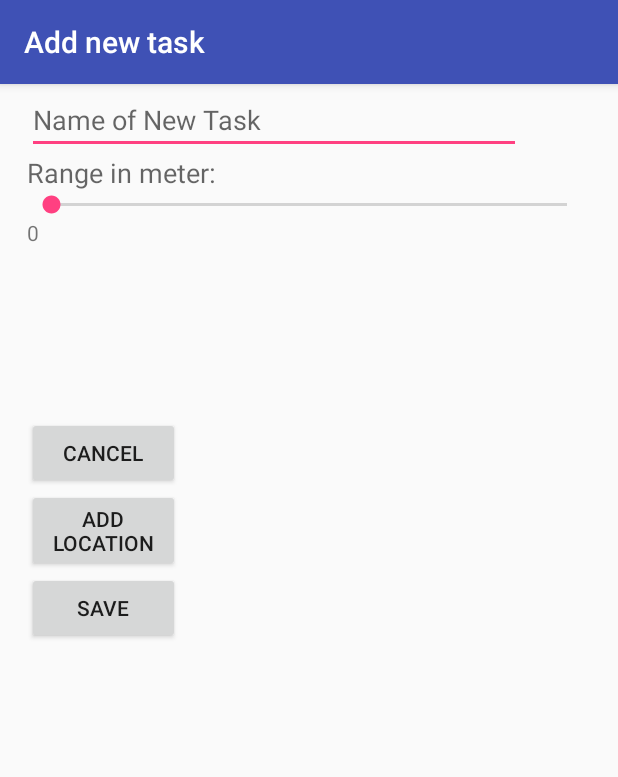
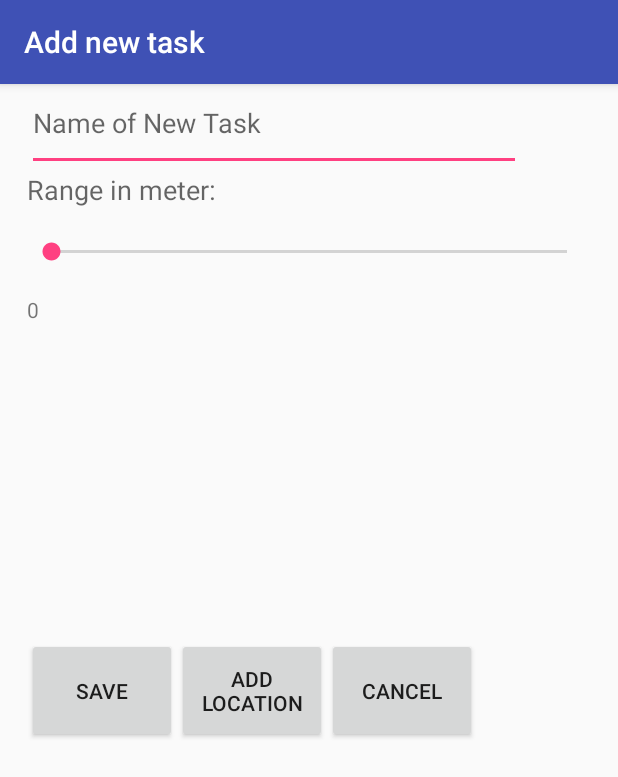
Before and after one commit to matsair/NutSmoothie, an Android app: the NewTaskActivity screen opened directly, with no data from a screen before it, on a phone screen of 412 x 824 dp. Shown: the top 777 px of the screen. Run offline under Robolectric (Android 15) with nearby library versions, the light colour scheme and no system bars.

Commit message:
fixed new task locationlist

```diff
--- a/app/src/main/java/de/nutboyz/nutsmoothie/NewTaskActivity.java
+++ b/app/src/main/java/de/nutboyz/nutsmoothie/NewTaskActivity.java
@@ -1,10 +1,10 @@
 package de.nutboyz.nutsmoothie;
 
 import android.content.Intent;
-import android.net.Uri;
 import android.os.Bundle;
 import android.support.v7.app.AppCompatActivity;
 import android.support.v7.widget.Toolbar;
+import android.util.Log;
 import android.view.View;
 import android.widget.ArrayAdapter;
 import android.widget.Button;
@@ -12,10 +12,6 @@ import android.widget.EditText;
 import android.widget.ListView;
 import android.widget.SeekBar;
 import android.widget.TextView;
-
-import com.google.android.gms.appindexing.Action;
-import com.google.android.gms.appindexing.AppIndex;
-import com.google.android.gms.common.api.GoogleApiClient;
 
 import java.util.ArrayList;
 import java.util.List;
@@ -31,53 +27,50 @@ import de.nutboyz.nutsmoothie.database.TaskLocationsDataSource;
  */
 public class NewTaskActivity extends AppCompatActivity {
 
+    private final String TAG = getClass().getSimpleName();
+
     public Button btn_save, btn_cancel, btn_addLocation;
     public EditText reminderName;
     public SeekBar seekbar;
     public ListView listView;
 
-    private ArrayAdapter<NutLocation> adapter;
     private ArrayList<NutLocation> locationList = new ArrayList<>();
 
     public Task task;
     Bundle extras;
-    /**
-     * ATTENTION: This was auto-generated to implement the App Indexing API.
-     * See https://g.co/AppIndexing/AndroidStudio for more information.
-     */
-    private GoogleApiClient client;
 
     @Override
     protected void onCreate(Bundle savedInstanceState) {
-        try {
         super.onCreate(savedInstanceState);
         setContentView(R.layout.newtask_activity);
         Toolbar toolbar = (Toolbar) findViewById(R.id.toolbar);
         setSupportActionBar(toolbar);
 
-            buildAdapter();
+        TextView reminderLocations = (TextView) findViewById(R.id.newtask_liview_loc_list_title);
+        reminderLocations.setVisibility(View.INVISIBLE);
 
         listView = (ListView) findViewById(R.id.newtask_liview_loc_list);
-            listView.setAdapter(adapter);
 
-            seekbar = (SeekBar)findViewById(R.id.newtask_seek);
+        seekbar = (SeekBar) findViewById(R.id.newtask_seek);
 
         extras = getIntent().getExtras();
         if (extras != null) {
             task = new Task(Integer.valueOf(extras.getString("task")));
             List<NutLocation> nutLocationList = getTaskLocations(task);
 
-                List<String> stringNutLocationList = new ArrayList<String>();
-                for (NutLocation nutLocation : nutLocationList)
-                    stringNutLocationList.add(nutLocation.getName());
+            for (NutLocation nutLocation : nutLocationList) {
+                Log.i(TAG, "Task locaton list: " + nutLocation.getName());
+                locationList.add(nutLocation);
+            }
 
-                String[] stockArr = new String[nutLocationList.size()];
-                stockArr = stringNutLocationList.toArray(stockArr);
+            reminderLocations.setVisibility(View.VISIBLE);
 
-                listView.setAdapter(new ArrayAdapter<String>(this, android.R.layout.simple_list_item_1, stockArr));
+            listView.setAdapter(new ArrayAdapter<>(this, android.R.layout.simple_list_item_1, locationList));
 
             TaskDataSource taskDataSource = new TaskDataSource(this);
+            taskDataSource.open();
             List<Task> taskList = taskDataSource.getAllTasks();
+            taskDataSource.close();
 
             for(Task task : taskList){
                 if(task.getId() == this.task.getId()){
@@ -134,9 +127,12 @@ public class NewTaskActivity extends AppCompatActivity {
         btn_addLocation.setOnClickListener(new View.OnClickListener() {
             @Override
             public void onClick(View v) {
+
+                if (extras == null) {
                     reminderName = (EditText) findViewById(R.id.newtask_edtext_task);
 
                     task = saveTaskName(reminderName.getText().toString(), seekbar.getProgress());
+                }
 
                 Intent i = new Intent(getApplicationContext(), LocationListActivity.class);
 
@@ -153,12 +149,6 @@ public class NewTaskActivity extends AppCompatActivity {
                 logout();
             }
         });
-        } catch (Exception e) {
-            e.getMessage();
-        }
-        // ATTENTION: This was auto-generated to implement the App Indexing API.
-        // See https://g.co/AppIndexing/AndroidStudio for more information.
-        client = new GoogleApiClient.Builder(this).addApi(AppIndex.API).build();
     }
 
     public void saveLocationToTask(Task task, List<NutLocation> nutLocationList){
@@ -211,49 +201,11 @@ public class NewTaskActivity extends AppCompatActivity {
     @Override
     public void onStart() {
         super.onStart();
-
-        // ATTENTION: This was auto-generated to implement the App Indexing API.
-        // See https://g.co/AppIndexing/AndroidStudio for more information.
-        client.connect();
-        Action viewAction = Action.newAction(
-                Action.TYPE_VIEW, // TODO: choose an action type.
-                "NewTask Page", // TODO: Define a title for the content shown.
-                // TODO: If you have web page content that matches this app activity's content,
-                // make sure this auto-generated web page URL is correct.
-                // Otherwise, set the URL to null.
-                Uri.parse("http://host/path"),
-                // TODO: Make sure this auto-generated app URL is correct.
-                Uri.parse("android-app://de.nutboyz.nutsmoothie/http/host/path")
-        );
-        AppIndex.AppIndexApi.start(client, viewAction);
     }
 
     @Override
     public void onStop() {
         super.onStop();
-
-        // ATTENTION: This was auto-generated to implement the App Indexing API.
-        // See https://g.co/AppIndexing/AndroidStudio for more information.
-        Action viewAction = Action.newAction(
-                Action.TYPE_VIEW, // TODO: choose an action type.
-                "NewTask Page", // TODO: Define a title for the content shown.
-                // TODO: If you have web page content that matches this app activity's content,
-                // make sure this auto-generated web page URL is correct.
-                // Otherwise, set the URL to null.
-                Uri.parse("http://host/path"),
-                // TODO: Make sure this auto-generated app URL is correct.
-                Uri.parse("android-app://de.nutboyz.nutsmoothie/http/host/path")
-        );
-        AppIndex.AppIndexApi.end(client, viewAction);
-        client.disconnect();
-    }
-
-    public void buildAdapter(){
-        adapter = new ArrayAdapter<>(
-                this,               // context for the activity
-                android.R.layout.simple_list_item_1,      // layout to use (create)
-                locationList        // items to be displayed
-        );
     }
 
 
--- a/app/src/main/res/layout/newtask_activity.xml
+++ b/app/src/main/res/layout/newtask_activity.xml
@@ -36,21 +36,21 @@
             android:id="@+id/view_search"
             android:layout_width="wrap_content"
             android:layout_height="wrap_content"
+            android:paddingBottom="@dimen/activity_vertical_margin"
             android:text="New Task" />
 
         <EditText
             android:id="@+id/newtask_edtext_task"
             android:layout_width="329dp"
             android:layout_height="wrap_content"
-            android:layout_below="@+id/task_list"
-            android:layout_marginTop="18dp"
-            android:ems="10"
+            android:paddingBottom="@dimen/activity_vertical_margin"
             android:hint="Name of New Task"
             android:text="" />
 
         <TextView
             android:layout_width="324dp"
             android:layout_height="wrap_content"
+            android:paddingBottom="@dimen/activity_vertical_margin"
             android:textAppearance="?android:attr/textAppearanceMedium"
             android:text="Range in meter:"
             android:id="@+id/newtask_text_range" />
@@ -58,6 +58,7 @@
         <SeekBar
             android:layout_width="match_parent"
             android:layout_height="wrap_content"
+            android:paddingBottom="@dimen/activity_vertical_margin"
             android:id="@+id/newtask_seek"
             android:max="500"
             android:layout_gravity="center_horizontal" />
@@ -66,35 +67,47 @@
             android:id="@+id/seekbar_range_text"
             android:layout_width="wrap_content"
             android:layout_height="wrap_content"
+            android:paddingBottom="@dimen/activity_vertical_margin"
             android:text="0" />
+
+        <TextView
+            android:id="@+id/newtask_liview_loc_list_title"
+            android:layout_width="wrap_content"
+            android:layout_height="wrap_content"
+            android:paddingBottom="@dimen/activity_vertical_margin"
+            android:text="Reminder Locations" />
 
         <ListView
             android:id="@+id/newtask_liview_loc_list"
             android:layout_width="match_parent"
-            android:layout_height="wrap_content"
+            android:layout_height="150dp"
             android:layout_gravity="center_horizontal" />
 
-        <Button
-            android:id="@+id/newtask_btn_cancel"
-            android:layout_width="102dp"
-            android:layout_height="wrap_content"
-            android:layout_below="@+id/newtask_liview_loc_list"
-            android:layout_marginTop="113dp"
-            android:text="Cancel" />
+        <RelativeLayout
+            android:layout_width="wrap_content"
+            android:layout_height="wrap_content">
 
-        <Button
-            android:id="@+id/newtask_btn_addLoc"
-            android:layout_width="102dp"
-            android:layout_height="wrap_content"
-            android:layout_alignRight="@+id/newtask_btn_cancel"
-            android:text="add Location" />
+            <Button
+                android:id="@+id/newtask_btn_save"
+                android:layout_width="100dp"
+                android:layout_height="70dp"
+                android:text="Save" />
 
-        <Button
-            android:id="@+id/newtask_btn_save"
-            android:layout_width="102dp"
-            android:layout_height="wrap_content"
-            android:layout_alignRight="@+id/newtask_btn_addLoc"
-            android:text="Save" />
+            <Button
+                android:id="@+id/newtask_btn_addLoc"
+                android:layout_width="100dp"
+                android:layout_height="70dp"
+                android:layout_toEndOf="@id/newtask_btn_save"
+                android:text="Add Location" />
+
+            <Button
+                android:id="@+id/newtask_btn_cancel"
+                android:layout_width="100dp"
+                android:layout_height="70dp"
+                android:layout_toEndOf="@id/newtask_btn_addLoc"
+                android:text="Cancel" />
+
+        </RelativeLayout>
 
         <TextView
             android:layout_width="wrap_content"
```
Also changed, not shown: app/src/main/java/de/nutboyz/nutsmoothie/LocationListActivity.java (+8 -0 lines). Lines whose indentation alone changed are shown as unchanged.
